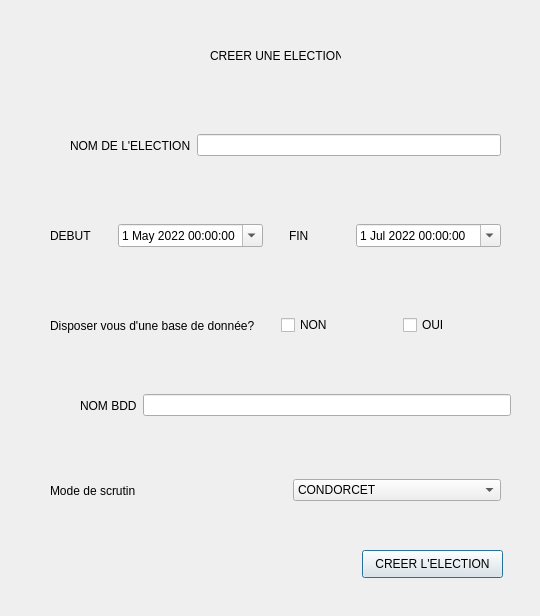
Before: the Qt Designer form Codes/biblio/ui/setUp.ui in enst-abstention/votesAlternatifsTD5_SimporeLemaitre, drawn with Qt 5.
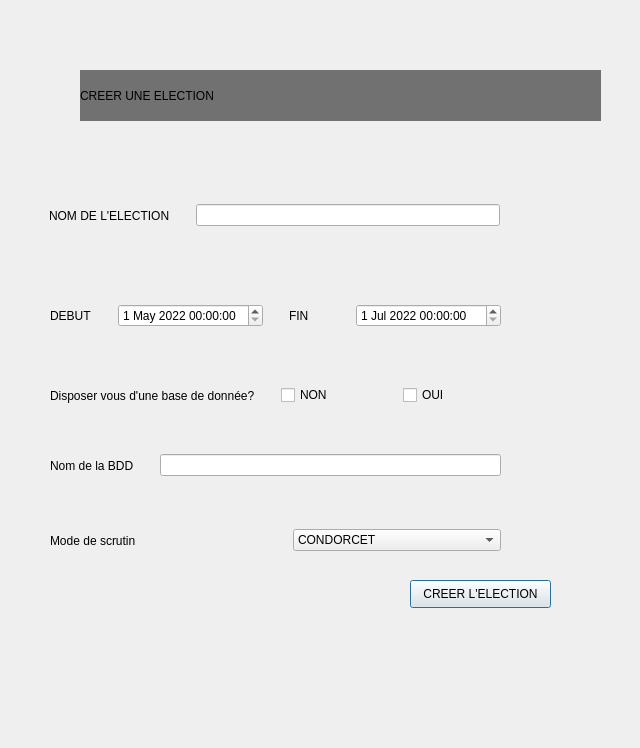
After: the same form once the commit is applied. Icons and pictures are not drawn.

What changed in the file:
```diff
--- a/Codes/biblio/ui/setUp.ui
+++ b/Codes/biblio/ui/setUp.ui
@@ -6,25 +6,34 @@
    <rect>
     <x>0</x>
     <y>0</y>
-    <width>540</width>
-    <height>616</height>
+    <width>640</width>
+    <height>748</height>
    </rect>
   </property>
   <property name="windowTitle">
    <string>Dialog</string>
   </property>
-  <property name="modal">
-   <bool>true</bool>
+  <property name="styleSheet">
+   <string notr="true">background-image: url(:/newPrefix/IHM/urneess.jpg);
+background-image: url(:/newPrefix/urnnne.jpg)</string>
   </property>
   <widget class="QLabel" name="labelSetUp">
    <property name="geometry">
     <rect>
-     <x>210</x>
-     <y>40</y>
-     <width>131</width>
-     <height>31</height>
+     <x>80</x>
+     <y>70</y>
+     <width>521</width>
+     <height>51</height>
     </rect>
    </property>
+   <property name="styleSheet">
+    <string notr="true">color: rgb(0, 0, 0);
+alternate-background-color: rgb(93, 93, 93);
+background-color: rgb(113, 113, 113);
+font: 8pt &quot;Kristen ITC&quot;;
+font: 24pt &quot;Kristen ITC&quot;;
+</string>
+   </property>
    <property name="text">
     <string>CREER UNE ELECTION</string>
    </property>
@@ -32,35 +41,39 @@
   <widget class="QWidget" name="horizontalLayoutWidget">
    <property name="geometry">
     <rect>
-     <x>50</x>
-     <y>120</y>
+     <x>49</x>
+     <y>190</y>
      <width>451</width>
      <height>51</height>
     </rect>
    </property>
    <layout class="QHBoxLayout" name="horizontalLayout">
     <item>
-     <spacer name="verticalSpacer_2">
-      <property name="orientation">
-       <enum>Qt::Vertical</enum>
-      </property>
-      <property name="sizeHint" stdset="0">
-       <size>
-        <width>20</width>
-        <height>40</height>
-       </size>
-      </property>
-     </spacer>
-    </item>
-    <item>
-     <widget class="QLabel" name="labelNameVote">
+     <widget class="QLabel" name="label_4">
       <property name="text">
        <string>NOM DE L'ELECTION</string>
       </property>
      </widget>
     </item>
     <item>
-     <widget class="QLineEdit" name="lineEditNameVote"/>
+     <spacer name="verticalSpacer_2">
+      <property name="orientation">
+       <enum>Qt::Vertical</enum>
+      </property>
+      <property name="sizeHint" stdset="0">
+       <size>
+        <width>20</width>
+        <height>40</height>
+       </size>
+      </property>
+     </spacer>
+    </item>
+    <item>
+     <widget class="QLineEdit" name="lineEditNameVote">
+      <property name="styleSheet">
+       <string notr="true">color: rgb(255, 255, 255);</string>
+      </property>
+     </widget>
     </item>
    </layout>
   </widget>
@@ -68,7 +81,7 @@
    <property name="geometry">
     <rect>
      <x>50</x>
-     <y>210</y>
+     <y>290</y>
      <width>451</width>
      <height>51</height>
     </rect>
@@ -82,53 +95,54 @@
      </widget>
     </item>
     <item>
-     <widget class="QDateTimeEdit" name="dateTimeEditDebut">
-      <property name="date">
-       <date>
-        <year>2022</year>
-        <month>5</month>
-        <day>1</day>
-       </date>
-      </property>
-      <property name="calendarPopup">
-       <bool>true</bool>
-      </property>
-     </widget>
-    </item>
-    <item>
-     <spacer name="verticalSpacer">
-      <property name="orientation">
-       <enum>Qt::Vertical</enum>
-      </property>
-      <property name="sizeHint" stdset="0">
-       <size>
-        <width>20</width>
-        <height>40</height>
-       </size>
-      </property>
-     </spacer>
-    </item>
-    <item>
-     <widget class="QLabel" name="labelFin">
-      <property name="text">
-       <string>FIN</string>
-      </property>
-     </widget>
-    </item>
-    <item>
-     <widget class="QDateTimeEdit" name="dateTimeEditFin">
+     <widget class="QDateTimeEdit" name="dateTimeEditStart">
       <property name="dateTime">
        <datetime>
         <hour>0</hour>
         <minute>0</minute>
         <second>0</second>
         <year>2022</year>
-        <month>7</month>
+        <month>5</month>
         <day>1</day>
        </datetime>
       </property>
-      <property name="calendarPopup">
-       <bool>true</bool>
+      <property name="date">
+       <date>
+        <year>2022</year>
+        <month>5</month>
+        <day>1</day>
+       </date>
+      </property>
+     </widget>
+    </item>
+    <item>
+     <spacer name="verticalSpacer">
+      <property name="orientation">
+       <enum>Qt::Vertical</enum>
+      </property>
+      <property name="sizeHint" stdset="0">
+       <size>
+        <width>20</width>
+        <height>40</height>
+       </size>
+      </property>
+     </spacer>
+    </item>
+    <item>
+     <widget class="QLabel" name="label_3">
+      <property name="text">
+       <string>FIN</string>
+      </property>
+     </widget>
+    </item>
+    <item>
+     <widget class="QDateTimeEdit" name="dateTimeEditEnd">
+      <property name="date">
+       <date>
+        <year>2022</year>
+        <month>7</month>
+        <day>1</day>
+       </date>
       </property>
      </widget>
     </item>
@@ -138,7 +152,7 @@
    <property name="geometry">
     <rect>
      <x>50</x>
-     <y>300</y>
+     <y>370</y>
      <width>451</width>
      <height>51</height>
     </rect>
@@ -197,7 +211,7 @@
    <property name="geometry">
     <rect>
      <x>50</x>
-     <y>470</y>
+     <y>520</y>
      <width>451</width>
      <height>41</height>
     </rect>
@@ -242,8 +256,8 @@
   <widget class="QPushButton" name="buttonSetUp">
    <property name="geometry">
     <rect>
-     <x>362</x>
-     <y>550</y>
+     <x>410</x>
+     <y>580</y>
      <width>141</width>
      <height>28</height>
     </rect>
@@ -255,13 +269,20 @@
   <widget class="QWidget" name="horizontalLayoutWidget_5">
    <property name="geometry">
     <rect>
-     <x>60</x>
-     <y>380</y>
+     <x>50</x>
+     <y>440</y>
      <width>451</width>
      <height>51</height>
     </rect>
    </property>
    <layout class="QHBoxLayout" name="horizontalLayout_5">
+    <item>
+     <widget class="QLabel" name="label_7">
+      <property name="text">
+       <string>Nom de la BDD</string>
+      </property>
+     </widget>
+    </item>
     <item>
      <spacer name="verticalSpacer_6">
       <property name="orientation">
@@ -276,15 +297,12 @@
      </spacer>
     </item>
     <item>
-     <widget class="QLabel" name="labelNameBDD">
-      <property name="text">
-       <string>NOM BDD</string>
+     <widget class="QLineEdit" name="lineEditNameVote_2">
+      <property name="styleSheet">
+       <string notr="true">color: rgb(255, 255, 255);</string>
       </property>
      </widget>
     </item>
-    <item>
-     <widget class="QLineEdit" name="lineEditNameBDD"/>
-    </item>
    </layout>
   </widget>
  </widget>
```
Left out of the diff: 19 changed lines with no effect on the pictures.
